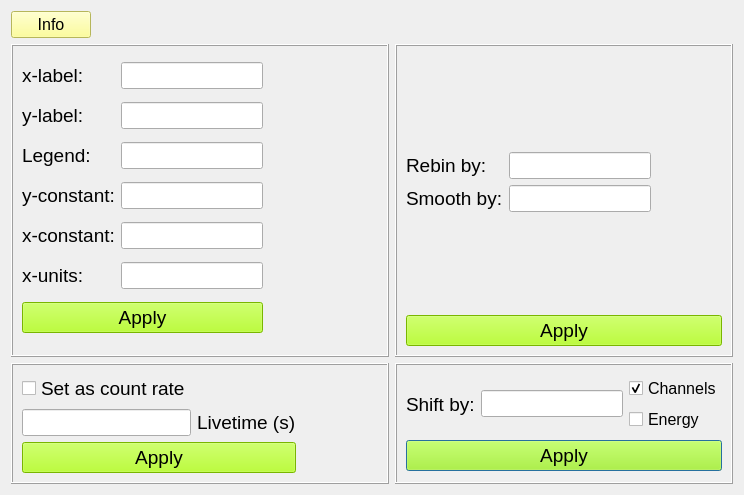
Above: nasagamma/win_customize.ui from mauricioAyllon/NASA-gamma before the change. Below: the same form after it.
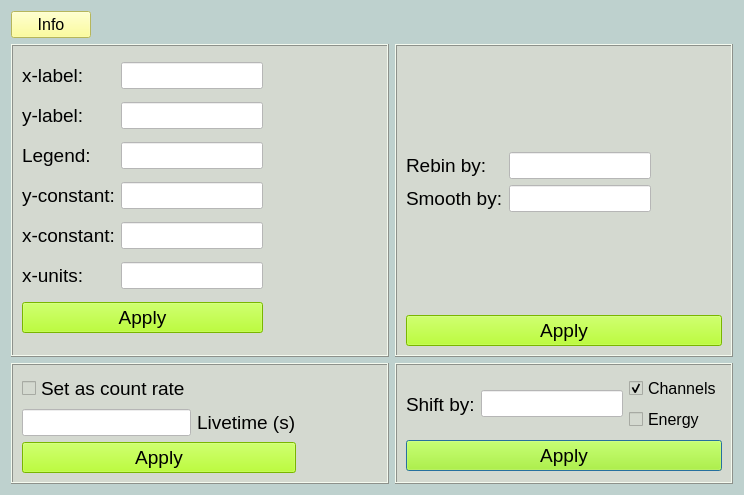
That is the form after the change.

Patch:
```diff
--- a/nasagamma/win_customize.ui
+++ b/nasagamma/win_customize.ui
@@ -13,9 +13,15 @@
   <property name="windowTitle">
    <string>Dialog</string>
   </property>
+  <property name="styleSheet">
+   <string notr="true">background-color: rgb(190, 209, 206);</string>
+  </property>
   <layout class="QGridLayout" name="gridLayout">
    <item row="2" column="2">
     <widget class="QFrame" name="frame_4">
+     <property name="styleSheet">
+      <string notr="true">background-color: rgb(212, 217, 208);</string>
+     </property>
      <property name="frameShape">
       <enum>QFrame::Box</enum>
      </property>
@@ -77,6 +83,9 @@
             <pointsize>12</pointsize>
            </font>
           </property>
+          <property name="styleSheet">
+           <string notr="true">background-color: rgb(255, 255, 255);</string>
+          </property>
          </widget>
         </item>
        </layout>
@@ -114,6 +123,9 @@
    </item>
    <item row="1" column="2">
     <widget class="QFrame" name="frame_2">
+     <property name="styleSheet">
+      <string notr="true">background-color: rgb(212, 217, 208);</string>
+     </property>
      <property name="frameShape">
       <enum>QFrame::Box</enum>
      </property>
@@ -141,6 +153,9 @@
           <pointsize>12</pointsize>
          </font>
         </property>
+        <property name="styleSheet">
+         <string notr="true">background-color: rgb(255, 255, 255);</string>
+        </property>
        </widget>
       </item>
       <item row="3" column="0">
@@ -162,6 +177,9 @@
           <pointsize>12</pointsize>
          </font>
         </property>
+        <property name="styleSheet">
+         <string notr="true">background-color: rgb(255, 255, 255);</string>
+        </property>
        </widget>
       </item>
       <item row="0" column="1">
@@ -250,6 +268,9 @@
    </item>
    <item row="1" column="0" colspan="2">
     <widget class="QFrame" name="frame">
+     <property name="styleSheet">
+      <string notr="true">background-color: rgb(212, 217, 208);</string>
+     </property>
      <property name="frameShape">
       <enum>QFrame::Box</enum>
      </property>
@@ -276,6 +297,9 @@
           <pointsize>12</pointsize>
          </font>
         </property>
+        <property name="styleSheet">
+         <string notr="true">background-color: rgb(255, 255, 255);</string>
+        </property>
        </widget>
       </item>
       <item row="4" column="2">
@@ -322,6 +346,9 @@
           <pointsize>12</pointsize>
          </font>
         </property>
+        <property name="styleSheet">
+         <string notr="true">background-color: rgb(255, 255, 255);</string>
+        </property>
        </widget>
       </item>
       <item row="6" column="0">
@@ -346,6 +373,9 @@
           <pointsize>12</pointsize>
          </font>
         </property>
+        <property name="styleSheet">
+         <string notr="true">background-color: rgb(255, 255, 255);</string>
+        </property>
        </widget>
       </item>
       <item row="3" column="1">
@@ -355,6 +385,9 @@
           <pointsize>12</pointsize>
          </font>
         </property>
+        <property name="styleSheet">
+         <string notr="true">background-color: rgb(255, 255, 255);</string>
+        </property>
        </widget>
       </item>
       <item row="7" column="0">
@@ -394,6 +427,9 @@
           <pointsize>12</pointsize>
          </font>
         </property>
+        <property name="styleSheet">
+         <string notr="true">background-color: rgb(255, 255, 255);</string>
+        </property>
        </widget>
       </item>
       <item row="2" column="0">
@@ -415,6 +451,9 @@
           <pointsize>12</pointsize>
          </font>
         </property>
+        <property name="styleSheet">
+         <string notr="true">background-color: rgb(255, 255, 255);</string>
+        </property>
        </widget>
       </item>
      </layout>
@@ -422,6 +461,9 @@
    </item>
    <item row="2" column="0" colspan="2">
     <widget class="QFrame" name="frame_3">
+     <property name="styleSheet">
+      <string notr="true">background-color: rgb(212, 217, 208);</string>
+     </property>
      <property name="frameShape">
       <enum>QFrame::Box</enum>
      </property>
@@ -438,6 +480,9 @@
             <pointsize>12</pointsize>
            </font>
           </property>
+          <property name="styleSheet">
+           <string notr="true">background-color: rgb(255, 255, 255);</string>
+          </property>
          </widget>
         </item>
         <item row="1" column="1">
```
